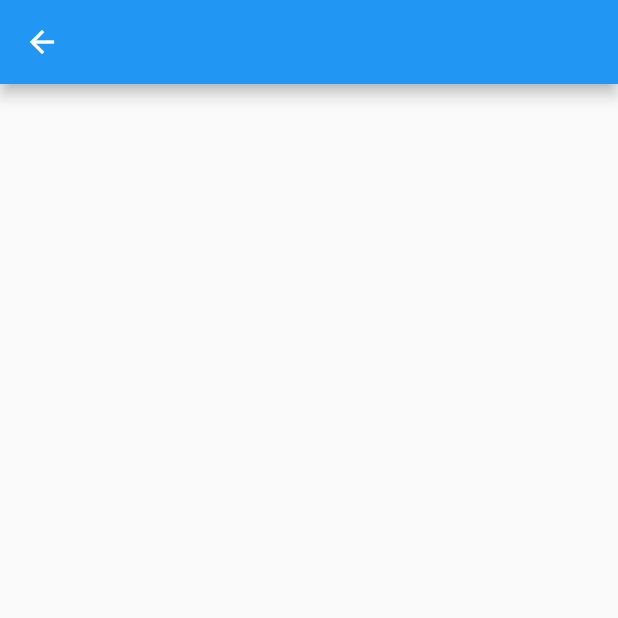
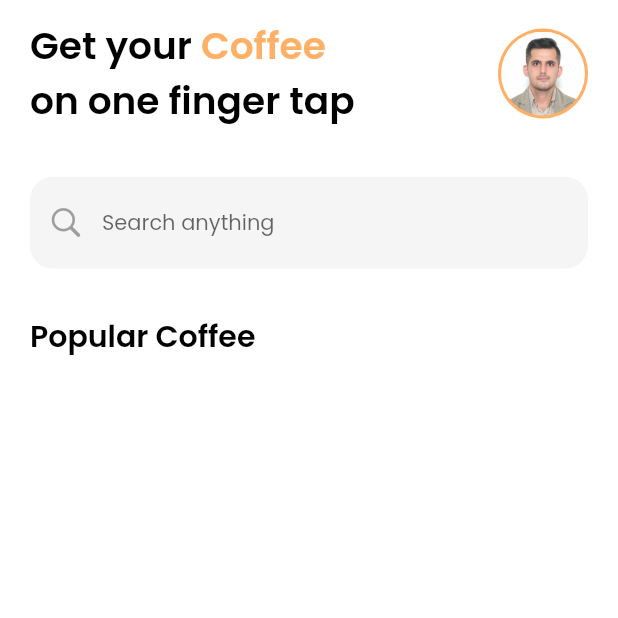
Before and after one commit to amin109vd/cup_coffee, a Flutter app: the MainScreen screen opened directly, on a phone screen of 412 x 824 dp, the top half of it. Run offline on Flutter 3.47's test engine with Material 2 defaults, Android fonts, the phone set to English and light mode, and no system bars; our stand-ins replace flutter_svg, google_fonts.

Commit message:
feat: app bar list view

```diff
--- a/lib/ui/screens/main/main_screen.dart
+++ b/lib/ui/screens/main/main_screen.dart
@@ -1,7 +1,11 @@
+import 'package:cup_coffee/generated/assets.dart';
+import 'package:cup_coffee/ui/utils/colors.dart';
+import 'package:flutter/cupertino.dart';
 import 'package:flutter/material.dart';
 
 class MainScreen extends StatefulWidget {
   const MainScreen({Key? key}) : super(key: key);
+  static const String tag = '/MainScreenRoute';
 
   @override
   State<MainScreen> createState() => _MainScreenState();
@@ -10,12 +14,99 @@ class MainScreen extends StatefulWidget {
 class _MainScreenState extends State<MainScreen> {
   @override
   Widget build(BuildContext context) {
+    ThemeData theme = Theme.of(context);
+
     return Scaffold(
-      appBar: AppBar(
+      appBar: PreferredSize(
+        preferredSize: Size.fromHeight(100),
+        child: SafeArea(
+          child: Padding(
+            padding: const EdgeInsets.symmetric(horizontal: 20, vertical: 12),
+            child: Row(
+              mainAxisAlignment: MainAxisAlignment.spaceBetween,
+              crossAxisAlignment: CrossAxisAlignment.center,
+              children: [
+                RichText(
+                  text: TextSpan(children: [
+                    TextSpan(
+                        text: 'Get your ', style: theme.textTheme.headline1),
+                    TextSpan(
+                        text: 'Coffee \n',
+                        style: theme.textTheme.headline1
+                            ?.copyWith(color: primaryColor)),
+                    TextSpan(
+                        text: 'on one finger tap',
+                        style: theme.textTheme.headline1),
+                  ]),
+                ),
+                CircleAvatar(
+                  backgroundColor: primaryColor,
+                  radius: 30,
+                  child: CircleAvatar(
+                    backgroundImage: AssetImage(Assets.imageMe),
+                    radius: 28,
+                  ),
+                )
+              ],
+            ),
+          ),
+        ),
+      ),
+      body: Padding(
+        padding: const EdgeInsets.symmetric(horizontal: 20, vertical: 20),
+        child: Column(
+          crossAxisAlignment: CrossAxisAlignment.start,
+          children: [
+            TextField(
+              textInputAction: TextInputAction.search,
+              decoration: InputDecoration(
+                filled: true,
+                border: InputBorder.none,
+                disabledBorder: OutlineInputBorder(
+                  borderRadius: BorderRadius.circular(15),
+                  borderSide: BorderSide(color: Colors.transparent, width: 1),
+                ),
+                enabledBorder: OutlineInputBorder(
+                  borderRadius: BorderRadius.circular(15),
+                  borderSide: BorderSide(color: Colors.transparent, width: 1),
+                ),
+                errorBorder: OutlineInputBorder(
+                  borderRadius: BorderRadius.circular(15),
+                  borderSide: BorderSide(color: Colors.transparent, width: 1),
+                ),
+                focusedBorder: OutlineInputBorder(
+                  borderRadius: BorderRadius.circular(15),
+                  borderSide: BorderSide(color: Colors.transparent, width: 1),
+                ),
+                focusedErrorBorder: OutlineInputBorder(
+                  borderRadius: BorderRadius.circular(15),
+                  borderSide: BorderSide(color: Colors.transparent, width: 1),
+                ),
+                prefixIcon: Icon(
+                  CupertinoIcons.search,
+                  color: Colors.grey,
+                ),
+                hintMaxLines: 1,
+                hintText: 'Search anything',
+              ),
+            ),
+            SizedBox(
+              height: 30,
+            ),
+            Text(
+              'Popular Coffee',
+              style: theme.textTheme.headline3,
+            ),
+            SizedBox(
+              height: 20,
+            ),
+            Row(
+              children: [
 
-      ),
-      body: Column(
-
+              ],
+            )
+          ],
+        ),
       ),
     );
   }
--- /dev/null
+++ b/lib/ui/utils/styles.dart
@@ -0,0 +1,4 @@
+
+import 'dart:ui';
+
+TextStyle header01 = TextStyle();
```
Also changed, not shown: lib/main.dart (+45 -5 lines), lib/ui/utils/colors.dart (+15 -0 lines), assets/image/me.JPG (added), lib/generated/assets.dart.
